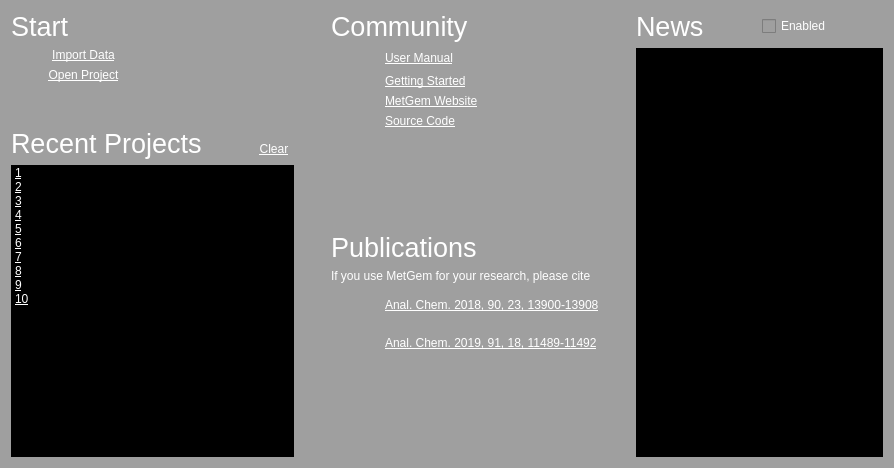
Before: the Qt Designer form metgem_app/ui/widgets/welcome_widget.ui in metgem/metgem, drawn with Qt 5.
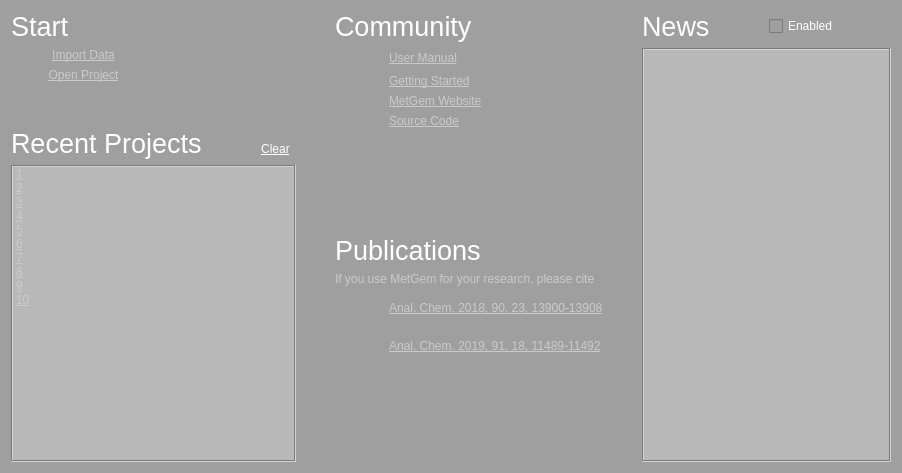
After: the same form once the commit is applied. Icons and pictures are not drawn.

Commit message: Update styling of WelcomeWidget

```diff
--- a/metgem_app/ui/widgets/welcome_widget.ui
+++ b/metgem_app/ui/widgets/welcome_widget.ui
@@ -6,8 +6,8 @@
    <rect>
     <x>0</x>
     <y>0</y>
-    <width>894</width>
-    <height>468</height>
+    <width>902</width>
+    <height>473</height>
    </rect>
   </property>
   <property name="windowTitle">
@@ -44,13 +44,19 @@
         <string notr="true">QListWidget
 {
 	text-decoration: underline;
-	color: palette(base);
-	background-color: palette(text);
-	selection-background-color: palette(text);
+	color: palette(midlight);
+	background-color: palette(mid);
+	selection-background-color: palette(mid);
+}
+
+QToolTip
+{
+	color: palette(tooltiptext);
+	background-color: palette(tooltip);
 }</string>
        </property>
-       <property name="frameShadow">
-        <enum>QFrame::Plain</enum>
+       <property name="frameShape">
+        <enum>QFrame::Box</enum>
        </property>
        <property name="verticalScrollBarPolicy">
         <enum>Qt::ScrollBarAlwaysOff</enum>
@@ -183,6 +189,12 @@
 	text-decoration: underline;
 	color: palette(base);
 	border: none;
+}
+
+QToolTip
+{
+	color: palette(tooltiptext);
+	background-color: palette(tooltip);
 }</string>
        </property>
        <property name="text">
@@ -240,8 +252,14 @@
         <string notr="true">QPushButton
 {
 	text-decoration: underline;
-	color: palette(base);
+	color: palette(midlight);
 	border: none;
+}
+
+QToolTip
+{
+	color: palette(tooltiptext);
+	background-color: palette(tooltip);
 }</string>
        </property>
        <property name="text">
@@ -277,8 +295,14 @@
         <string notr="true">QPushButton
 {
 	text-decoration: underline;
-	color: palette(base);
+	color: palette(midlight);
 	border: none;
+}
+
+QToolTip
+{
+	color: palette(tooltiptext);
+	background-color: palette(tooltip);
 }</string>
        </property>
        <property name="text">
@@ -350,8 +374,15 @@
        <property name="statusTip">
         <string>https://dx.doi.org/10.1021/acs.analchem.9b02802</string>
        </property>
+       <property name="styleSheet">
+        <string notr="true">QToolTip
+{
+	color: palette(tooltiptext);
+	background-color: palette(tooltip);
+}</string>
+       </property>
        <property name="text">
-        <string>&lt;a href=&quot;https://dx.doi.org/10.1021/acs.analchem.9b02802&quot; style=&quot;text-decoration: underline; color: palette(base);&quot;&gt;Anal. Chem. 2019, 91, 18, 11489-11492&lt;/a&gt;</string>
+        <string>&lt;a href=&quot;https://dx.doi.org/10.1021/acs.analchem.9b02802&quot; style=&quot;text-decoration: underline; color: palette(midlight);&quot;&gt;Anal. Chem. 2019, 91, 18, 11489-11492&lt;/a&gt;</string>
        </property>
        <property name="textFormat">
         <enum>Qt::RichText</enum>
@@ -433,8 +464,15 @@
        <property name="statusTip">
         <string>https://github.com/metgem/metgem</string>
        </property>
+       <property name="styleSheet">
+        <string notr="true">QToolTip
+{
+	color: palette(tooltiptext);
+	background-color: palette(tooltip);
+}</string>
+       </property>
        <property name="text">
-        <string>&lt;a href=&quot;https://github.com/metgem/metgem&quot; style=&quot;text-decoration: underline; color: palette(base);&quot;&gt;Source Code&lt;/a&gt;</string>
+        <string>&lt;a href=&quot;https://github.com/metgem/metgem&quot; style=&quot;text-decoration: underline; color: palette(midlight);&quot;&gt;Source Code&lt;/a&gt;</string>
        </property>
        <property name="textFormat">
         <enum>Qt::RichText</enum>
@@ -502,8 +540,15 @@
        <property name="statusTip">
         <string>https://metgem.readthedocs.io</string>
        </property>
+       <property name="styleSheet">
+        <string notr="true">QToolTip
+{
+	color: palette(tooltiptext);
+	background-color: palette(tooltip);
+}</string>
+       </property>
        <property name="text">
-        <string>&lt;a href=&quot;https://metgem.readthedocs.io&quot; style=&quot;text-decoration: underline; color: palette(base);&quot;&gt;User Manual&lt;/a&gt;</string>
+        <string>&lt;a href=&quot;https://metgem.readthedocs.io&quot; style=&quot;text-decoration: underline; color: palette(midlight);&quot;&gt;User Manual&lt;/a&gt;</string>
        </property>
        <property name="textFormat">
         <enum>Qt::RichText</enum>
@@ -531,8 +576,15 @@
        <property name="statusTip">
         <string>https://metgem.readthedocs.io/getting_started.html</string>
        </property>
+       <property name="styleSheet">
+        <string notr="true">QToolTip
+{
+	color: palette(tooltiptext);
+	background-color: palette(tooltip);
+}</string>
+       </property>
        <property name="text">
-        <string>&lt;a href=&quot;https://metgem.readthedocs.io/getting_started.html&quot; style=&quot;text-decoration: underline; color: palette(base);&quot;&gt;Getting Started&lt;/a&gt;</string>
+        <string>&lt;a href=&quot;https://metgem.readthedocs.io/getting_started.html&quot; style=&quot;text-decoration: underline; color: palette(midlight);&quot;&gt;Getting Started&lt;/a&gt;</string>
        </property>
        <property name="textFormat">
         <enum>Qt::RichText</enum>
@@ -547,8 +599,15 @@
        <property name="statusTip">
         <string>https://metgem.github.io</string>
        </property>
+       <property name="styleSheet">
+        <string notr="true">QToolTip
+{
+	color: palette(tooltiptext);
+	background-color: palette(tooltip);
+}</string>
+       </property>
        <property name="text">
-        <string>&lt;a href=&quot;https://metgem.github.io&quot; style=&quot;text-decoration: underline; color: palette(base);&quot;&gt;MetGem Website&lt;/a&gt;</string>
+        <string>&lt;a href=&quot;https://metgem.github.io&quot; style=&quot;text-decoration: underline; color: palette(midlight);&quot;&gt;MetGem Website&lt;/a&gt;</string>
        </property>
        <property name="textFormat">
         <enum>Qt::RichText</enum>
@@ -573,8 +632,15 @@
        <property name="statusTip">
         <string>https://dx.doi.org/10.1021/acs.analchem.8b03099</string>
        </property>
+       <property name="styleSheet">
+        <string notr="true">QToolTip
+{
+	color: palette(tooltiptext);
+	background-color: palette(tooltip);
+}</string>
+       </property>
        <property name="text">
-        <string>&lt;a href=&quot;https://dx.doi.org/10.1021/acs.analchem.8b03099&quot;style=&quot;text-decoration: underline; color: palette(base);&quot;&gt;Anal. Chem. 2018, 90, 23, 13900-13908&lt;/a&gt;</string>
+        <string>&lt;a href=&quot;https://dx.doi.org/10.1021/acs.analchem.8b03099&quot;style=&quot;text-decoration: underline; color: palette(midlight);&quot;&gt;Anal. Chem. 2018, 90, 23, 13900-13908&lt;/a&gt;</string>
        </property>
        <property name="textFormat">
         <enum>Qt::RichText</enum>
@@ -629,7 +695,7 @@
      <item row="7" column="0" colspan="3">
       <widget class="QLabel" name="label_13">
        <property name="styleSheet">
-        <string notr="true">color: palette(base);</string>
+        <string notr="true">color: palette(midlight);</string>
        </property>
        <property name="text">
         <string>If you use MetGem for your research, please cite</string>
@@ -662,7 +728,16 @@
         <string>Show news about MetGem: this needs internet to retrieve information from MetGem's website</string>
        </property>
        <property name="styleSheet">
-        <string notr="true">color: palette(base);</string>
+        <string notr="true">QCheckBox
+{
+	color: palette(base);
+}
+
+QToolTip
+{
+	color: palette(tooltiptext);
+	background-color: palette(tooltip);
+}</string>
        </property>
        <property name="text">
         <string>Enabled</string>
@@ -693,16 +768,19 @@
        <property name="styleSheet">
         <string notr="true">QListWidget
 {
-	color: palette(base);
-	background-color: palette(text);
-	selection-background-color: palette(text);
+	color: palette(midlight);
+	background-color: palette(mid);
+	selection-background-color: palette(mid);
+}
+
+QToolTip
+{
+	color: palette(tooltiptext);
+	background-color: palette(tooltip);
 }</string>
        </property>
        <property name="frameShape">
-        <enum>QFrame::StyledPanel</enum>
-       </property>
-       <property name="frameShadow">
-        <enum>QFrame::Plain</enum>
+        <enum>QFrame::Box</enum>
        </property>
        <property name="horizontalScrollBarPolicy">
         <enum>Qt::ScrollBarAlwaysOff</enum>
```
